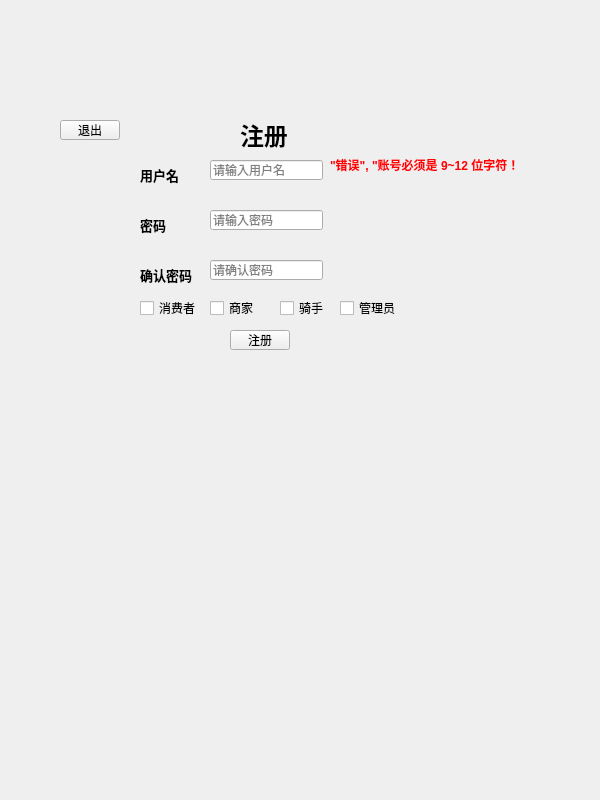
Above: mainwindow.ui from chichuxwx/Food-delivery-platform before the change. Below: the same form after it.
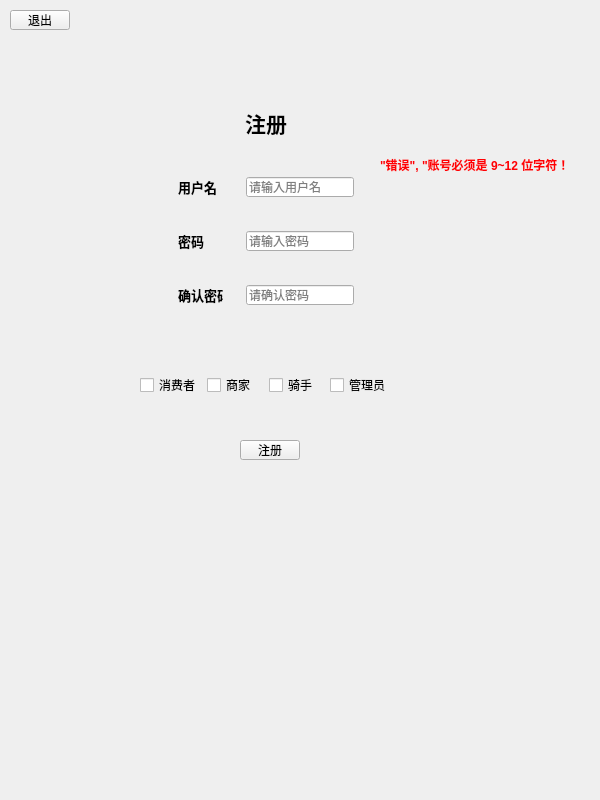
That is the form after the change.

Diff of the .ui file:
```diff
--- a/mainwindow.ui
+++ b/mainwindow.ui
@@ -26,183 +26,11 @@
    <string>MainWindow</string>
   </property>
   <widget class="QWidget" name="centralwidget">
-   <widget class="QLineEdit" name="lineEdit">
-    <property name="geometry">
-     <rect>
-      <x>210</x>
-      <y>160</y>
-      <width>113</width>
-      <height>20</height>
-     </rect>
-    </property>
-    <property name="maximumSize">
-     <size>
-      <width>113</width>
-      <height>20</height>
-     </size>
-    </property>
-    <property name="text">
-     <string/>
-    </property>
-    <property name="placeholderText">
-     <string>请输入用户名</string>
-    </property>
-   </widget>
-   <widget class="QLineEdit" name="lineEdit_2">
-    <property name="geometry">
-     <rect>
-      <x>210</x>
-      <y>210</y>
-      <width>113</width>
-      <height>20</height>
-     </rect>
-    </property>
-    <property name="maximumSize">
-     <size>
-      <width>113</width>
-      <height>20</height>
-     </size>
-    </property>
-    <property name="text">
-     <string/>
-    </property>
-    <property name="echoMode">
-     <enum>QLineEdit::EchoMode::Password</enum>
-    </property>
-    <property name="placeholderText">
-     <string>请输入密码</string>
-    </property>
-   </widget>
-   <widget class="QLineEdit" name="lineEdit_3">
-    <property name="geometry">
-     <rect>
-      <x>210</x>
-      <y>260</y>
-      <width>113</width>
-      <height>20</height>
-     </rect>
-    </property>
-    <property name="maximumSize">
-     <size>
-      <width>113</width>
-      <height>20</height>
-     </size>
-    </property>
-    <property name="text">
-     <string/>
-    </property>
-    <property name="echoMode">
-     <enum>QLineEdit::EchoMode::Password</enum>
-    </property>
-    <property name="placeholderText">
-     <string>请确认密码</string>
-    </property>
-   </widget>
-   <widget class="QLabel" name="label">
-    <property name="geometry">
-     <rect>
-      <x>240</x>
-      <y>110</y>
-      <width>60</width>
-      <height>50</height>
-     </rect>
-    </property>
-    <property name="minimumSize">
-     <size>
-      <width>60</width>
-      <height>50</height>
-     </size>
-    </property>
-    <property name="maximumSize">
-     <size>
-      <width>60</width>
-      <height>50</height>
-     </size>
-    </property>
-    <property name="text">
-     <string>&lt;html&gt;&lt;head/&gt;&lt;body&gt;&lt;p&gt;&lt;span style=&quot; font-size:18pt; font-weight:700;&quot;&gt;注册&lt;/span&gt;&lt;/p&gt;&lt;/body&gt;&lt;/html&gt;</string>
-    </property>
-   </widget>
-   <widget class="QLabel" name="label_2">
-    <property name="geometry">
-     <rect>
-      <x>140</x>
-      <y>160</y>
-      <width>40</width>
-      <height>30</height>
-     </rect>
-    </property>
-    <property name="minimumSize">
-     <size>
-      <width>40</width>
-      <height>30</height>
-     </size>
-    </property>
-    <property name="maximumSize">
-     <size>
-      <width>40</width>
-      <height>30</height>
-     </size>
-    </property>
-    <property name="text">
-     <string>&lt;html&gt;&lt;head/&gt;&lt;body&gt;&lt;p&gt;&lt;span style=&quot; font-size:10pt; font-weight:700;&quot;&gt;用户名&lt;/span&gt;&lt;/p&gt;&lt;/body&gt;&lt;/html&gt;</string>
-    </property>
-   </widget>
-   <widget class="QLabel" name="label_3">
-    <property name="geometry">
-     <rect>
-      <x>140</x>
-      <y>210</y>
-      <width>40</width>
-      <height>30</height>
-     </rect>
-    </property>
-    <property name="minimumSize">
-     <size>
-      <width>40</width>
-      <height>30</height>
-     </size>
-    </property>
-    <property name="maximumSize">
-     <size>
-      <width>40</width>
-      <height>30</height>
-     </size>
-    </property>
-    <property name="text">
-     <string>&lt;html&gt;&lt;head/&gt;&lt;body&gt;&lt;p&gt;&lt;span style=&quot; font-size:10pt; font-weight:700;&quot;&gt;密码&lt;/span&gt;&lt;/p&gt;&lt;/body&gt;&lt;/html&gt;</string>
-    </property>
-   </widget>
-   <widget class="QLabel" name="label_4">
-    <property name="geometry">
-     <rect>
-      <x>140</x>
-      <y>260</y>
-      <width>80</width>
-      <height>30</height>
-     </rect>
-    </property>
-    <property name="minimumSize">
-     <size>
-      <width>80</width>
-      <height>30</height>
-     </size>
-    </property>
-    <property name="maximumSize">
-     <size>
-      <width>80</width>
-      <height>30</height>
-     </size>
-    </property>
-    <property name="text">
-     <string>&lt;html&gt;&lt;head/&gt;&lt;body&gt;&lt;p&gt;&lt;span style=&quot; font-size:10pt; font-weight:700;&quot;&gt;确认密码&lt;/span&gt;&lt;/p&gt;&lt;/body&gt;&lt;/html&gt;</string>
-    </property>
-   </widget>
    <widget class="QPushButton" name="pushButton">
     <property name="geometry">
      <rect>
-      <x>230</x>
-      <y>330</y>
+      <x>240</x>
+      <y>440</y>
       <width>60</width>
       <height>20</height>
      </rect>
@@ -226,7 +54,7 @@
    <widget class="QLabel" name="label_5">
     <property name="geometry">
      <rect>
-      <x>330</x>
+      <x>380</x>
       <y>150</y>
       <width>200</width>
       <height>30</height>
@@ -248,63 +76,11 @@
      <string>&lt;html&gt;&lt;head/&gt;&lt;body&gt;&lt;p&gt;&lt;span style=&quot; font-weight:700; color:#ff0004;&quot;&gt;&amp;quot;错误&amp;quot;, &amp;quot;账号必须是 9~12 位字符！&lt;/span&gt;&lt;/p&gt;&lt;/body&gt;&lt;/html&gt;</string>
     </property>
    </widget>
-   <widget class="QCheckBox" name="checkBox">
-    <property name="geometry">
-     <rect>
-      <x>140</x>
-      <y>300</y>
-      <width>60</width>
-      <height>16</height>
-     </rect>
-    </property>
-    <property name="text">
-     <string>消费者</string>
-    </property>
-   </widget>
-   <widget class="QCheckBox" name="checkBox_2">
-    <property name="geometry">
-     <rect>
-      <x>210</x>
-      <y>300</y>
-      <width>60</width>
-      <height>16</height>
-     </rect>
-    </property>
-    <property name="text">
-     <string>商家</string>
-    </property>
-   </widget>
-   <widget class="QCheckBox" name="checkBox_3">
-    <property name="geometry">
-     <rect>
-      <x>280</x>
-      <y>300</y>
-      <width>60</width>
-      <height>16</height>
-     </rect>
-    </property>
-    <property name="text">
-     <string>骑手</string>
-    </property>
-   </widget>
-   <widget class="QCheckBox" name="checkBox_4">
-    <property name="geometry">
-     <rect>
-      <x>340</x>
-      <y>300</y>
-      <width>60</width>
-      <height>16</height>
-     </rect>
-    </property>
-    <property name="text">
-     <string>管理员</string>
-    </property>
-   </widget>
    <widget class="QPushButton" name="pushButton_2">
     <property name="geometry">
      <rect>
-      <x>60</x>
-      <y>120</y>
+      <x>10</x>
+      <y>10</y>
       <width>60</width>
       <height>20</height>
      </rect>
@@ -325,6 +101,254 @@
      <string>退出</string>
     </property>
    </widget>
+   <widget class="QWidget" name="">
+    <property name="geometry">
+     <rect>
+      <x>140</x>
+      <y>370</y>
+      <width>251</width>
+      <height>31</height>
+     </rect>
+    </property>
+    <layout class="QHBoxLayout" name="horizontalLayout_4">
+     <item>
+      <widget class="QCheckBox" name="checkBox">
+       <property name="text">
+        <string>消费者</string>
+       </property>
+      </widget>
+     </item>
+     <item>
+      <widget class="QCheckBox" name="checkBox_2">
+       <property name="text">
+        <string>商家</string>
+       </property>
+      </widget>
+     </item>
+     <item>
+      <widget class="QCheckBox" name="checkBox_3">
+       <property name="text">
+        <string>骑手</string>
+       </property>
+      </widget>
+     </item>
+     <item>
+      <widget class="QCheckBox" name="checkBox_4">
+       <property name="text">
+        <string>管理员</string>
+       </property>
+      </widget>
+     </item>
+    </layout>
+   </widget>
+   <widget class="QWidget" name="">
+    <property name="geometry">
+     <rect>
+      <x>161</x>
+      <y>80</y>
+      <width>211</width>
+      <height>251</height>
+     </rect>
+    </property>
+    <layout class="QVBoxLayout" name="verticalLayout">
+     <item alignment="Qt::AlignmentFlag::AlignHCenter">
+      <widget class="QLabel" name="label">
+       <property name="minimumSize">
+        <size>
+         <width>60</width>
+         <height>50</height>
+        </size>
+       </property>
+       <property name="maximumSize">
+        <size>
+         <width>60</width>
+         <height>50</height>
+        </size>
+       </property>
+       <property name="text">
+        <string>&lt;html&gt;&lt;head/&gt;&lt;body&gt;&lt;p align=&quot;center&quot;&gt;&lt;span style=&quot; font-size:16pt; font-weight:700;&quot;&gt;注册&lt;/span&gt;&lt;/p&gt;&lt;/body&gt;&lt;/html&gt;</string>
+       </property>
+      </widget>
+     </item>
+     <item>
+      <layout class="QHBoxLayout" name="horizontalLayout">
+       <item>
+        <widget class="QLabel" name="label_2">
+         <property name="sizePolicy">
+          <sizepolicy hsizetype="Fixed" vsizetype="Fixed">
+           <horstretch>0</horstretch>
+           <verstretch>0</verstretch>
+          </sizepolicy>
+         </property>
+         <property name="minimumSize">
+          <size>
+           <width>45</width>
+           <height>30</height>
+          </size>
+         </property>
+         <property name="maximumSize">
+          <size>
+           <width>40</width>
+           <height>30</height>
+          </size>
+         </property>
+         <property name="text">
+          <string>&lt;html&gt;&lt;head/&gt;&lt;body&gt;&lt;p&gt;&lt;span style=&quot; font-size:10pt; font-weight:700;&quot;&gt;用户名&lt;/span&gt;&lt;/p&gt;&lt;/body&gt;&lt;/html&gt;</string>
+         </property>
+        </widget>
+       </item>
+       <item>
+        <widget class="QLineEdit" name="lineEdit">
+         <property name="sizePolicy">
+          <sizepolicy hsizetype="Fixed" vsizetype="Fixed">
+           <horstretch>0</horstretch>
+           <verstretch>0</verstretch>
+          </sizepolicy>
+         </property>
+         <property name="minimumSize">
+          <size>
+           <width>108</width>
+           <height>20</height>
+          </size>
+         </property>
+         <property name="maximumSize">
+          <size>
+           <width>108</width>
+           <height>20</height>
+          </size>
+         </property>
+         <property name="text">
+          <string/>
+         </property>
+         <property name="placeholderText">
+          <string>请输入用户名</string>
+         </property>
+        </widget>
+       </item>
+      </layout>
+     </item>
+     <item>
+      <layout class="QHBoxLayout" name="horizontalLayout_2">
+       <item>
+        <widget class="QLabel" name="label_3">
+         <property name="sizePolicy">
+          <sizepolicy hsizetype="Fixed" vsizetype="Fixed">
+           <horstretch>0</horstretch>
+           <verstretch>0</verstretch>
+          </sizepolicy>
+         </property>
+         <property name="minimumSize">
+          <size>
+           <width>45</width>
+           <height>30</height>
+          </size>
+         </property>
+         <property name="maximumSize">
+          <size>
+           <width>40</width>
+           <height>30</height>
+          </size>
+         </property>
+         <property name="text">
+          <string>&lt;html&gt;&lt;head/&gt;&lt;body&gt;&lt;p&gt;&lt;span style=&quot; font-size:10pt; font-weight:700;&quot;&gt;密码&lt;/span&gt;&lt;/p&gt;&lt;/body&gt;&lt;/html&gt;</string>
+         </property>
+        </widget>
+       </item>
+       <item>
+        <widget class="QLineEdit" name="lineEdit_2">
+         <property name="sizePolicy">
+          <sizepolicy hsizetype="Fixed" vsizetype="Fixed">
+           <horstretch>0</horstretch>
+           <verstretch>0</verstretch>
+          </sizepolicy>
+         </property>
+         <property name="minimumSize">
+          <size>
+           <width>108</width>
+           <height>20</height>
+          </size>
+         </property>
+         <property name="maximumSize">
+          <size>
+           <width>108</width>
+           <height>20</height>
+          </size>
+         </property>
+         <property name="text">
+          <string/>
+         </property>
+         <property name="echoMode">
+          <enum>QLineEdit::EchoMode::Password</enum>
+         </property>
+         <property name="placeholderText">
+          <string>请输入密码</string>
+         </property>
+        </widget>
+       </item>
+      </layout>
+     </item>
+     <item>
+      <layout class="QHBoxLayout" name="horizontalLayout_3">
+       <item>
+        <widget class="QLabel" name="label_4">
+         <property name="sizePolicy">
+          <sizepolicy hsizetype="Fixed" vsizetype="Fixed">
+           <horstretch>0</horstretch>
+           <verstretch>0</verstretch>
+          </sizepolicy>
+         </property>
+         <property name="minimumSize">
+          <size>
+           <width>45</width>
+           <height>30</height>
+          </size>
+         </property>
+         <property name="maximumSize">
+          <size>
+           <width>45</width>
+           <height>30</height>
+          </size>
+         </property>
+         <property name="text">
+          <string>&lt;html&gt;&lt;head/&gt;&lt;body&gt;&lt;p&gt;&lt;span style=&quot; font-size:10pt; font-weight:700;&quot;&gt;确认密码&lt;/span&gt;&lt;/p&gt;&lt;/body&gt;&lt;/html&gt;</string>
+         </property>
+        </widget>
+       </item>
+       <item>
+        <widget class="QLineEdit" name="lineEdit_3">
+         <property name="sizePolicy">
+          <sizepolicy hsizetype="Fixed" vsizetype="Fixed">
+           <horstretch>0</horstretch>
+           <verstretch>0</verstretch>
+          </sizepolicy>
+         </property>
+         <property name="minimumSize">
+          <size>
+           <width>100</width>
+           <height>20</height>
+          </size>
+         </property>
+         <property name="maximumSize">
+          <size>
+           <width>108</width>
+           <height>20</height>
+          </size>
+         </property>
+         <property name="text">
+          <string/>
+         </property>
+         <property name="echoMode">
+          <enum>QLineEdit::EchoMode::Password</enum>
+         </property>
+         <property name="placeholderText">
+          <string>请确认密码</string>
+         </property>
+        </widget>
+       </item>
+      </layout>
+     </item>
+    </layout>
+   </widget>
   </widget>
  </widget>
  <resources/>
```
